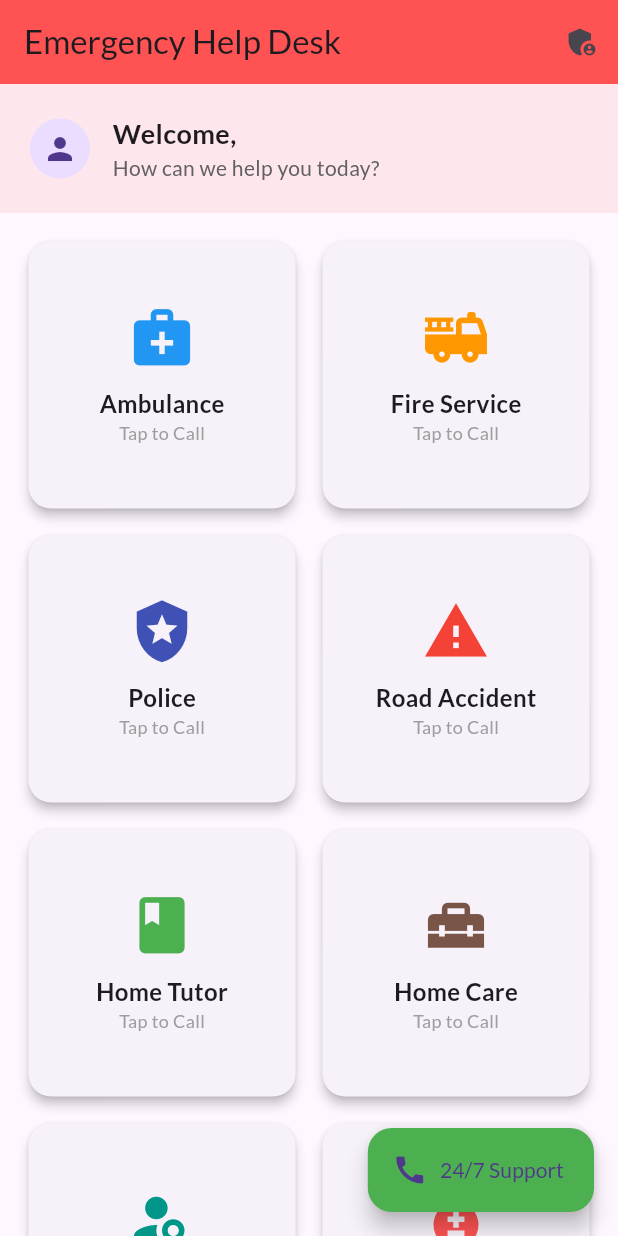
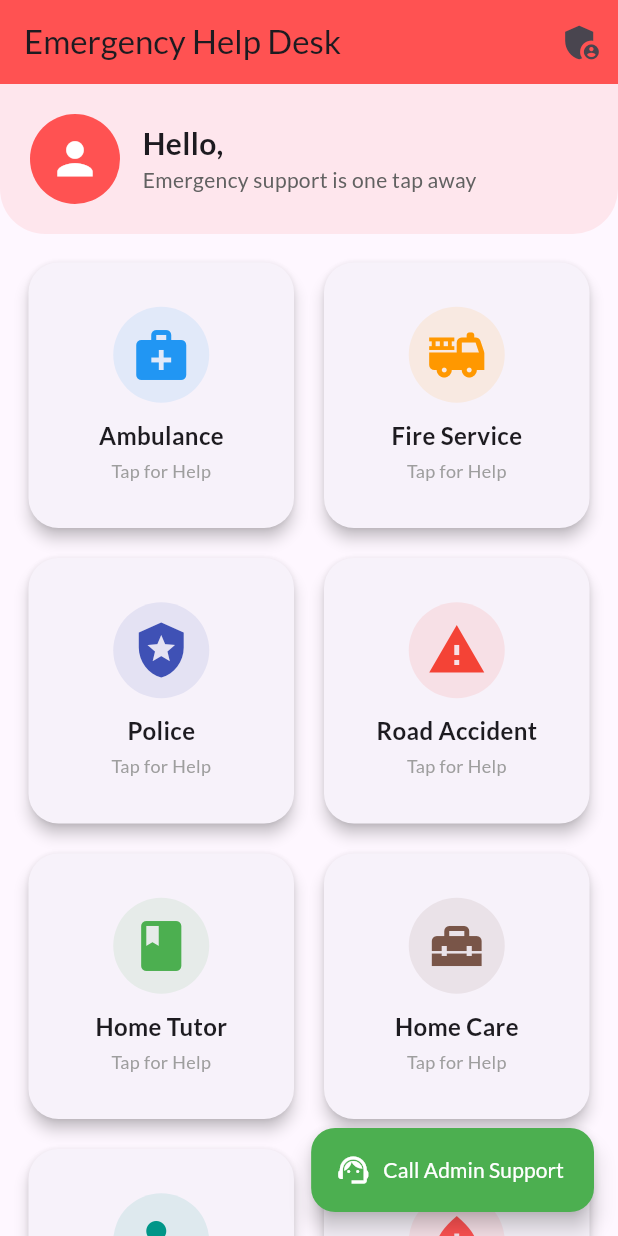
Before and after one commit to oishe21SD/flutter-create-emergency_service_system, a Flutter app: the HomeScreen screen opened directly with empty values, on a phone screen of 412 x 824 dp. Run offline on Flutter 3.47's test engine with Material 3 defaults, Android fonts, the phone set to English and light mode, and no system bars; our stand-ins replace google_fonts, sqflite; accounts and stored records are empty.

Commit message:
Fixed Home Screen with all services and Admin link

```diff
--- a/lib/views/home_screen.dart
+++ b/lib/views/home_screen.dart
@@ -1,7 +1,7 @@
-//E:\flutter_projects\emergency_service_system\lib\views\home_screen.dart
 import 'package:flutter/material.dart';
 import 'package:url_launcher/url_launcher.dart';
 import '../services/database_helper.dart';
+import 'admin_screen.dart'; // এডমিন পেজের সাথে লিঙ্ক
 
 class HomeScreen extends StatelessWidget {
   final String userName;
@@ -11,16 +11,12 @@ class HomeScreen extends StatelessWidget {
 
   final DatabaseHelper _dbHelper = DatabaseHelper();
 
-  // কল করার এবং ডেটাবেজে রিকোয়েস্ট সেভ করার ফাংশন
-  void _handleServiceRequest(
-    BuildContext context,
-    String serviceName,
-    String hotLine,
-  ) async {
-    // ১. ডেটাবেজে সেভ করা (যাতে এডমিন দেখতে পায় কে ক্লিক করেছে)
+  // কল করা এবং ডেটাবেজে রিকোয়েস্ট সেভ করার মেইন ফাংশন
+  void _handleServiceRequest(BuildContext context, String serviceName, String hotLine) async {
+    // ইউজারের রিকোয়েস্টটি ডেটাবেজে সেভ করছি যাতে এডমিন দেখতে পায়
     await _dbHelper.requestService(userName, userPhone, serviceName);
 
-    // ২. সরাসরি কল অপশনে নিয়ে যাওয়া
+    // সরাসরি কল অপশন ওপেন করা
     final Uri url = Uri.parse('tel:$hotLine');
     if (await canLaunchUrl(url)) {
       await launchUrl(url);
@@ -37,152 +33,106 @@ class HomeScreen extends StatelessWidget {
       appBar: AppBar(
         title: Text('Emergency Help Desk'),
         backgroundColor: Colors.redAccent,
+        elevation: 0,
         actions: [
+          // এই বাটনে ক্লিক করলে এডমিন প্যানেলে যাওয়া যাবে
           IconButton(
-            icon: Icon(Icons.admin_panel_settings),
+            icon: Icon(Icons.admin_panel_settings, size: 30),
             onPressed: () {
-              // আমরা পরে এডমিন প্যানেল তৈরি করব
-              print("Go to Admin Panel");
+              Navigator.push(
+                context,
+                MaterialPageRoute(builder: (context) => AdminScreen()),
+              );
             },
           ),
         ],
       ),
       body: Column(
         children: [
-          // উপরের ওয়েলকাম ব্যানার
+          // ইউজার প্রোফাইল ব্যানার
           Container(
             padding: EdgeInsets.all(20),
-            color: Colors.redAccent.withOpacity(0.1),
+            decoration: BoxDecoration(
+              color: Colors.redAccent.withOpacity(0.1),
+              borderRadius: BorderRadius.only(
+                bottomLeft: Radius.circular(30),
+                bottomRight: Radius.circular(30),
+              ),
+            ),
             child: Row(
               children: [
-                CircleAvatar(child: Icon(Icons.person)),
+                CircleAvatar(
+                  radius: 30,
+                  backgroundColor: Colors.redAccent,
+                  child: Icon(Icons.person, color: Colors.white, size: 35),
+                ),
                 SizedBox(width: 15),
                 Column(
                   crossAxisAlignment: CrossAxisAlignment.start,
                   children: [
-                    Text(
-                      'Welcome, $userName',
-                      style: TextStyle(
-                        fontWeight: FontWeight.bold,
-                        fontSize: 18,
-                      ),
-                    ),
-                    Text(
-                      'How can we help you today?',
-                      style: TextStyle(color: Colors.grey[700]),
-                    ),
+                    Text('Hello, $userName', style: TextStyle(fontWeight: FontWeight.bold, fontSize: 20)),
+                    Text('Emergency support is one tap away', style: TextStyle(color: Colors.grey[700])),
                   ],
                 ),
               ],
             ),
           ),
 
-          // সার্ভিস গ্রিড
+          // সব সার্ভিসের লিস্ট (Grid View)
           Expanded(
             child: GridView.count(
               crossAxisCount: 2,
               padding: EdgeInsets.all(15),
-              mainAxisSpacing: 10,
-              crossAxisSpacing: 10,
+              mainAxisSpacing: 12,
+              crossAxisSpacing: 12,
               children: [
-                _buildServiceCard(
-                  context,
-                  'Ambulance',
-                  Icons.medical_services,
-                  Colors.blue,
-                  '999',
-                ),
-                _buildServiceCard(
-                  context,
-                  'Fire Service',
-                  Icons.fire_truck,
-                  Colors.orange,
-                  '999',
-                ),
-                _buildServiceCard(
-                  context,
-                  'Police',
-                  Icons.local_police,
-                  Colors.indigo,
-                  '999',
-                ),
-                _buildServiceCard(
-                  context,
-                  'Road Accident',
-                  Icons.warning,
-                  Colors.red,
-                  '999',
-                ),
-                _buildServiceCard(
-                  context,
-                  'Home Tutor',
-                  Icons.book,
-                  Colors.green,
-                  '01700000000',
-                ),
-                _buildServiceCard(
-                  context,
-                  'Home Care',
-                  Icons.home_repair_service,
-                  Colors.brown,
-                  '01700000000',
-                ),
-                _buildServiceCard(
-                  context,
-                  'Doctor',
-                  Icons.person_search,
-                  Colors.teal,
-                  '01700000000',
-                ),
-                _buildServiceCard(
-                  context,
-                  'Blood Donor',
-                  Icons.bloodtype,
-                  Colors.redAccent,
-                  '01700000000',
-                ),
+                _buildServiceCard(context, 'Ambulance', Icons.medical_services, Colors.blue, '999'),
+                _buildServiceCard(context, 'Fire Service', Icons.fire_truck, Colors.orange, '999'),
+                _buildServiceCard(context, 'Police', Icons.local_police, Colors.indigo, '999'),
+                _buildServiceCard(context, 'Road Accident', Icons.warning, Colors.red, '999'),
+                _buildServiceCard(context, 'Home Tutor', Icons.book, Colors.green, '01700000000'),
+                _buildServiceCard(context, 'Home Care', Icons.home_repair_service, Colors.brown, '01700000000'),
+                _buildServiceCard(context, 'Doctor', Icons.person_search, Colors.teal, '01700000000'),
+                _buildServiceCard(context, 'Blood Donor', Icons.bloodtype, Colors.redAccent, '01700000000'),
               ],
             ),
           ),
         ],
       ),
 
-      // ২৪/৭ সাপোর্ট কল বাটন
+      // ২৪/৭ সাপোর্ট বাটন (ফ্লোটিং)
       floatingActionButton: FloatingActionButton.extended(
-        onPressed: () =>
-            _handleServiceRequest(context, "24/7 Support", "017XXXXXXXX"),
-        label: Text('24/7 Support'),
-        icon: Icon(Icons.call),
+        onPressed: () => _handleServiceRequest(context, "24/7 Support", "017XXXXXXXX"),
+        label: Text('Call Admin Support', style: TextStyle(color: Colors.white)),
+        icon: Icon(Icons.support_agent, color: Colors.white),
         backgroundColor: Colors.green,
       ),
     );
   }
 
-  Widget _buildServiceCard(
-    BuildContext context,
-    String title,
-    IconData icon,
-    Color color,
-    String phone,
-  ) {
+  // প্রতিটি কার্ডের ডিজাইন করার জন্য ছোট ফাংশন
+  Widget _buildServiceCard(BuildContext context, String title, IconData icon, Color color, String phone) {
     return Card(
-      elevation: 3,
-      shape: RoundedRectangleBorder(borderRadius: BorderRadius.circular(15)),
+      elevation: 4,
+      shape: RoundedRectangleBorder(borderRadius: BorderRadius.circular(20)),
       child: InkWell(
+        borderRadius: BorderRadius.circular(20),
         onTap: () => _handleServiceRequest(context, title, phone),
         child: Column(
           mainAxisAlignment: MainAxisAlignment.center,
           children: [
-            Icon(icon, size: 45, color: color),
+            Container(
+              padding: EdgeInsets.all(12),
+              decoration: BoxDecoration(
+                color: color.withOpacity(0.1),
+                shape: BoxShape.circle,
+              ),
+              child: Icon(icon, size: 40, color: color),
+            ),
             SizedBox(height: 10),
-            Text(
-              title,
-              style: TextStyle(fontSize: 16, fontWeight: FontWeight.bold),
-            ),
-            Text(
-              'Tap to Call',
-              style: TextStyle(fontSize: 12, color: Colors.grey),
-            ),
+            Text(title, style: TextStyle(fontSize: 16, fontWeight: FontWeight.bold)),
+            SizedBox(height: 4),
+            Text('Tap for Help', style: TextStyle(fontSize: 12, color: Colors.grey)),
           ],
         ),
       ),
```
